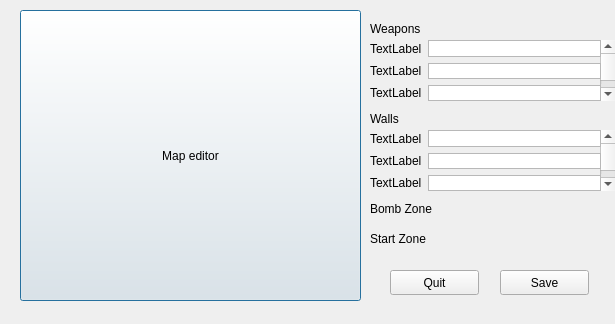
Qt form editor/StartingScreen/MapEditor.ui (fvazquezf/7542_TpFinal) before a commit.
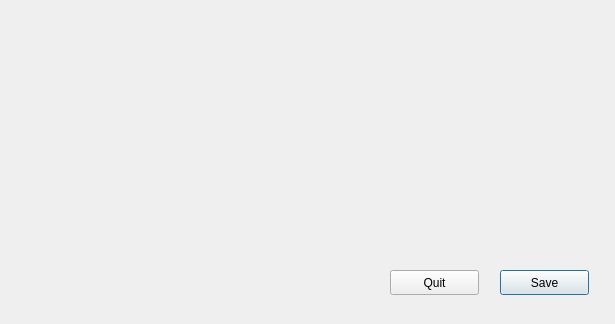
The same form after that commit.

The edit to the form file:
```diff
--- a/editor/StartingScreen/MapEditor.ui
+++ b/editor/StartingScreen/MapEditor.ui
@@ -13,151 +13,6 @@
   <property name="windowTitle">
    <string>Dialog</string>
   </property>
-  <widget class="QScrollBar" name="verticalScrollBar">
-   <property name="geometry">
-    <rect>
-     <x>600</x>
-     <y>40</y>
-     <width>16</width>
-     <height>61</height>
-    </rect>
-   </property>
-   <property name="orientation">
-    <enum>Qt::Vertical</enum>
-   </property>
-  </widget>
-  <widget class="QLabel" name="label_5">
-   <property name="geometry">
-    <rect>
-     <x>370</x>
-     <y>20</y>
-     <width>241</width>
-     <height>17</height>
-    </rect>
-   </property>
-   <property name="text">
-    <string>Weapons</string>
-   </property>
-  </widget>
-  <widget class="QScrollBar" name="verticalScrollBar_2">
-   <property name="geometry">
-    <rect>
-     <x>600</x>
-     <y>130</y>
-     <width>16</width>
-     <height>61</height>
-    </rect>
-   </property>
-   <property name="orientation">
-    <enum>Qt::Vertical</enum>
-   </property>
-  </widget>
-  <widget class="QWidget" name="layoutWidget_3">
-   <property name="geometry">
-    <rect>
-     <x>370</x>
-     <y>130</y>
-     <width>231</width>
-     <height>61</height>
-    </rect>
-   </property>
-   <layout class="QVBoxLayout" name="verticalLayout_4">
-    <item>
-     <layout class="QHBoxLayout" name="horizontalLayout_18">
-      <item>
-       <widget class="QLabel" name="label_19">
-        <property name="text">
-         <string>TextLabel</string>
-        </property>
-       </widget>
-      </item>
-      <item>
-       <widget class="QGraphicsView" name="graphicsView_18"/>
-      </item>
-     </layout>
-    </item>
-    <item>
-     <layout class="QHBoxLayout" name="horizontalLayout_19">
-      <item>
-       <widget class="QLabel" name="label_20">
-        <property name="text">
-         <string>TextLabel</string>
-        </property>
-       </widget>
-      </item>
-      <item>
-       <widget class="QGraphicsView" name="graphicsView_19"/>
-      </item>
-     </layout>
-    </item>
-    <item>
-     <layout class="QHBoxLayout" name="horizontalLayout_20">
-      <item>
-       <widget class="QLabel" name="label_21">
-        <property name="text">
-         <string>TextLabel</string>
-        </property>
-       </widget>
-      </item>
-      <item>
-       <widget class="QGraphicsView" name="graphicsView_20"/>
-      </item>
-     </layout>
-    </item>
-   </layout>
-  </widget>
-  <widget class="QLabel" name="label_22">
-   <property name="geometry">
-    <rect>
-     <x>370</x>
-     <y>110</y>
-     <width>241</width>
-     <height>17</height>
-    </rect>
-   </property>
-   <property name="text">
-    <string>Walls</string>
-   </property>
-  </widget>
-  <widget class="QLabel" name="label_23">
-   <property name="geometry">
-    <rect>
-     <x>370</x>
-     <y>200</y>
-     <width>241</width>
-     <height>17</height>
-    </rect>
-   </property>
-   <property name="text">
-    <string>Bomb Zone</string>
-   </property>
-  </widget>
-  <widget class="QLabel" name="label_24">
-   <property name="geometry">
-    <rect>
-     <x>370</x>
-     <y>230</y>
-     <width>241</width>
-     <height>17</height>
-    </rect>
-   </property>
-   <property name="text">
-    <string>Start Zone</string>
-   </property>
-  </widget>
-  <widget class="QPushButton" name="pushButton">
-   <property name="geometry">
-    <rect>
-     <x>20</x>
-     <y>10</y>
-     <width>341</width>
-     <height>291</height>
-    </rect>
-   </property>
-   <property name="text">
-    <string>Map editor</string>
-   </property>
-  </widget>
   <widget class="QPushButton" name="pushButton_2">
    <property name="geometry">
     <rect>
@@ -184,60 +39,6 @@
     <string>Quit</string>
    </property>
   </widget>
-  <widget class="QWidget" name="">
-   <property name="geometry">
-    <rect>
-     <x>370</x>
-     <y>40</y>
-     <width>231</width>
-     <height>61</height>
-    </rect>
-   </property>
-   <layout class="QVBoxLayout" name="verticalLayout">
-    <item>
-     <layout class="QHBoxLayout" name="horizontalLayout">
-      <item>
-       <widget class="QLabel" name="label">
-        <property name="text">
-         <string>TextLabel</string>
-        </property>
-       </widget>
-      </item>
-      <item>
-       <widget class="QGraphicsView" name="graphicsView"/>
-      </item>
-     </layout>
-    </item>
-    <item>
-     <layout class="QHBoxLayout" name="horizontalLayout_9">
-      <item>
-       <widget class="QLabel" name="label_2">
-        <property name="text">
-         <string>TextLabel</string>
-        </property>
-       </widget>
-      </item>
-      <item>
-       <widget class="QGraphicsView" name="graphicsView_2"/>
-      </item>
-     </layout>
-    </item>
-    <item>
-     <layout class="QHBoxLayout" name="horizontalLayout_10">
-      <item>
-       <widget class="QLabel" name="label_3">
-        <property name="text">
-         <string>TextLabel</string>
-        </property>
-       </widget>
-      </item>
-      <item>
-       <widget class="QGraphicsView" name="graphicsView_3"/>
-      </item>
-     </layout>
-    </item>
-   </layout>
-  </widget>
  </widget>
  <resources/>
  <connections/>
```
